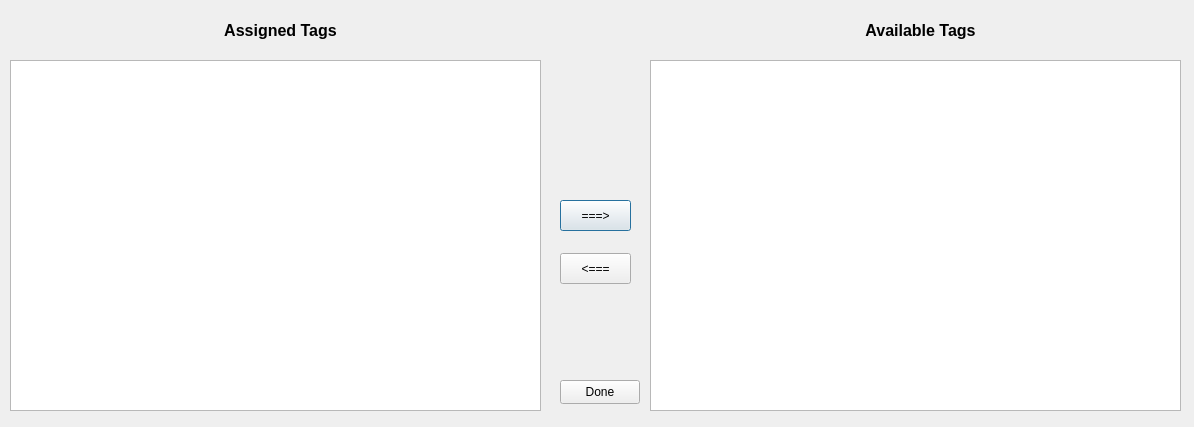
This is qtfolder/MealPlanner/editmeal_assignedtags.ui in NoorA0/MealPlanner as Qt 5 draws it before an edit. The edited form follows.
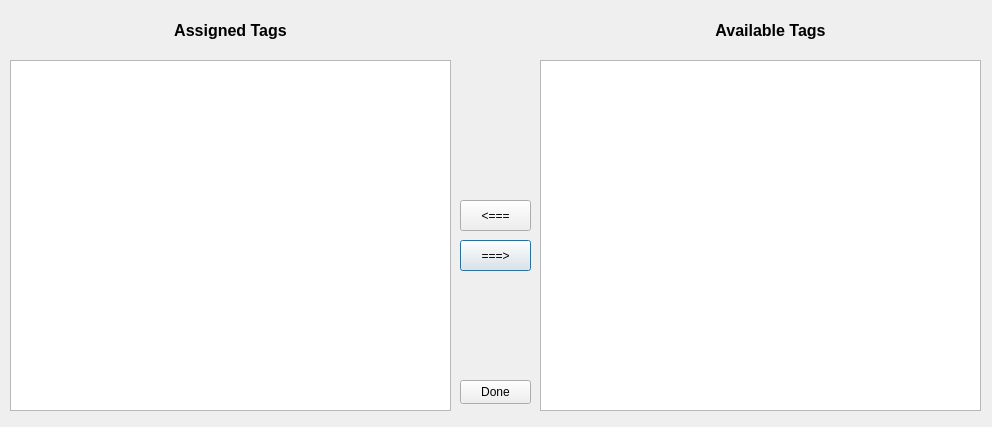
This is the edited form.

What changed in the file:
```diff
--- a/qtfolder/MealPlanner/editmeal_assignedtags.ui
+++ b/qtfolder/MealPlanner/editmeal_assignedtags.ui
@@ -6,7 +6,7 @@
    <rect>
     <x>0</x>
     <y>0</y>
-    <width>1194</width>
+    <width>992</width>
     <height>427</height>
    </rect>
   </property>
@@ -16,7 +16,7 @@
   <widget class="QLabel" name="label_assignedTagsTitle">
    <property name="geometry">
     <rect>
-     <x>210</x>
+     <x>160</x>
      <y>20</y>
      <width>141</width>
      <height>21</height>
@@ -31,7 +31,7 @@
     <rect>
      <x>10</x>
      <y>60</y>
-     <width>531</width>
+     <width>441</width>
      <height>351</height>
     </rect>
    </property>
@@ -48,8 +48,8 @@
   <widget class="QPushButton" name="pushButton_unassignTag">
    <property name="geometry">
     <rect>
-     <x>560</x>
-     <y>200</y>
+     <x>460</x>
+     <y>240</y>
      <width>71</width>
      <height>31</height>
     </rect>
@@ -61,8 +61,8 @@
   <widget class="QPushButton" name="pushButton_assignTag">
    <property name="geometry">
     <rect>
-     <x>560</x>
-     <y>253</y>
+     <x>460</x>
+     <y>200</y>
      <width>71</width>
      <height>31</height>
     </rect>
@@ -74,9 +74,9 @@
   <widget class="QListWidget" name="listWidget_unassignedTags">
    <property name="geometry">
     <rect>
-     <x>650</x>
+     <x>540</x>
      <y>60</y>
-     <width>531</width>
+     <width>441</width>
      <height>351</height>
     </rect>
    </property>
@@ -93,7 +93,7 @@
   <widget class="QLabel" name="label_unassignedTagsTitle">
    <property name="geometry">
     <rect>
-     <x>850</x>
+     <x>700</x>
      <y>20</y>
      <width>141</width>
      <height>21</height>
@@ -106,9 +106,9 @@
   <widget class="QPushButton" name="pushButton">
    <property name="geometry">
     <rect>
-     <x>560</x>
+     <x>460</x>
      <y>380</y>
-     <width>80</width>
+     <width>71</width>
      <height>24</height>
     </rect>
    </property>
```
